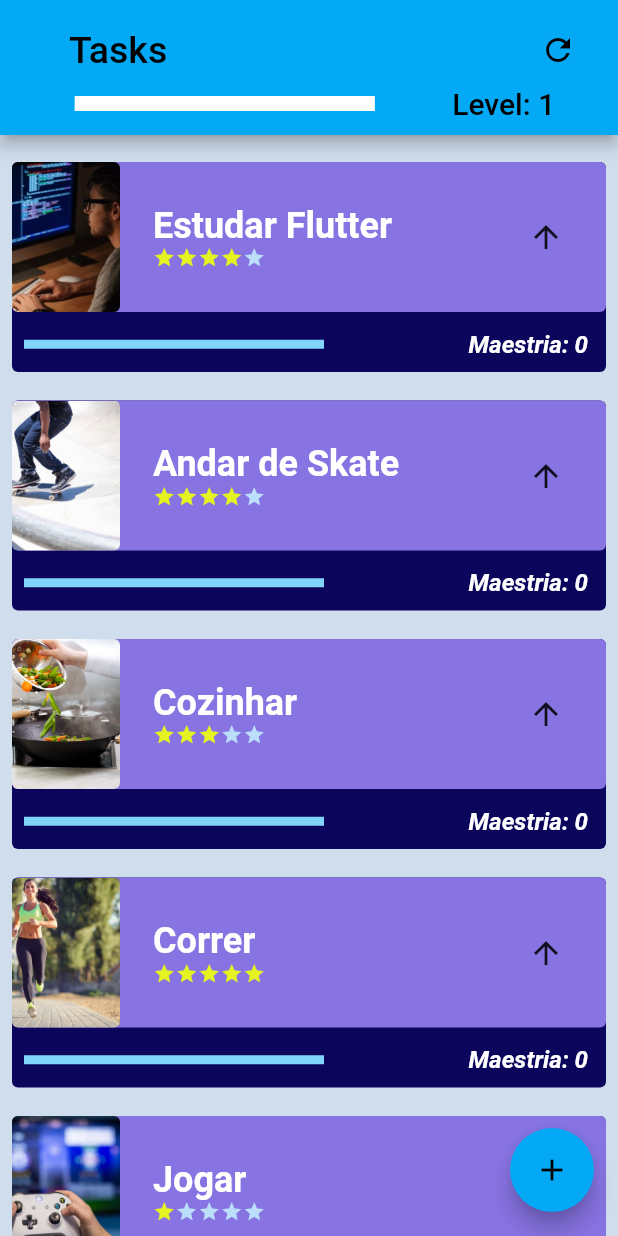
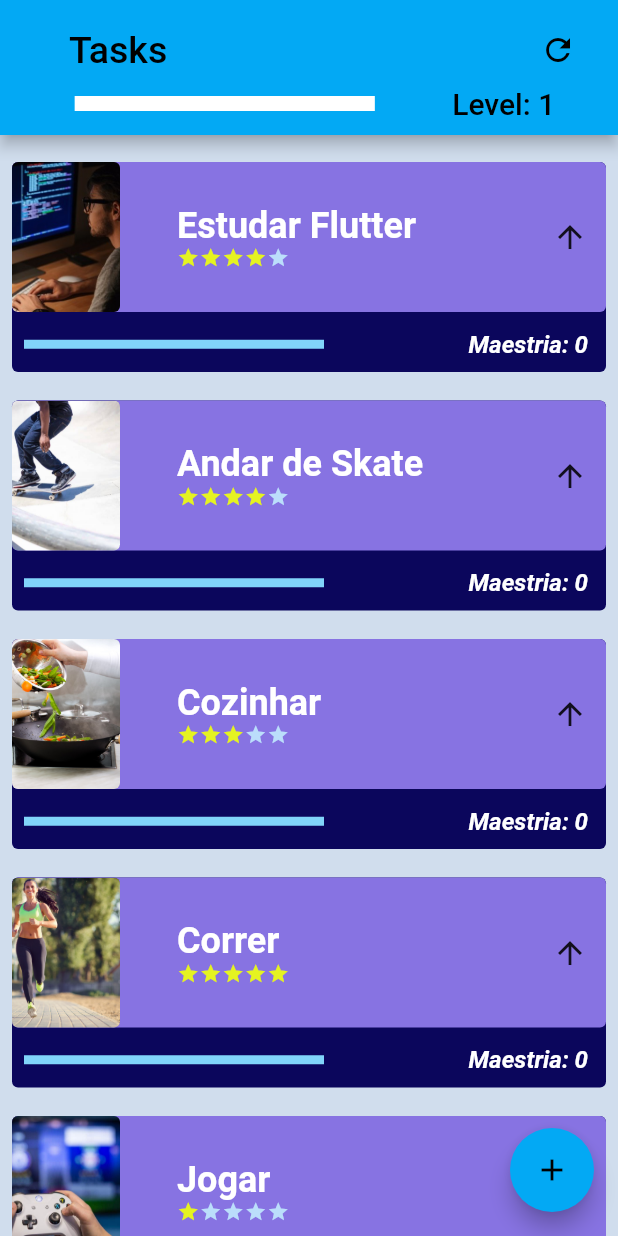
Before and after one commit to bath0ry/tasks_app_project, a Flutter app: the screen it shows after launch, on a phone screen of 412 x 824 dp. Run offline on Flutter 3.47's test engine with Material 2 defaults, Android fonts, the phone set to English and light mode, and no system bars; our stand-ins replace sqflite; accounts and stored records are empty.

Commit message:
add database/task dao/create, update task

```diff
--- a/lib/components/tasks_widget.dart
+++ b/lib/components/tasks_widget.dart
@@ -19,8 +19,9 @@ class _TasksState extends State<Tasks> {
   bool assetOrNetwork() {
     if (widget.foto.contains('http')) {
       return false;
+    } else {
+      return true;
     }
-    return true;
   }
 
   void levelUp() {
@@ -98,16 +99,13 @@ class _TasksState extends State<Tasks> {
                           ),
                         ),
                         Difficulty(widget.dificuldade),
-                        // vai ser um novo componente.
                       ],
                     ),
-                    Padding(
-                        padding: const EdgeInsets.all(16.0),
-                        child: IconButton(
-                            onPressed: () {
-                              levelUp();
-                            },
-                            icon: const Icon(Icons.arrow_upward)))
+                    IconButton(
+                        onPressed: () {
+                          levelUp();
+                        },
+                        icon: const Icon(Icons.arrow_upward))
                   ],
                 ),
               ),
```
Also changed, not shown: lib/data/database.dart (added, +19 -0 lines), lib/data/task_dao.dart (added, +16 -0 lines), lib/data/user_bar_inherited.dart (deleted).
